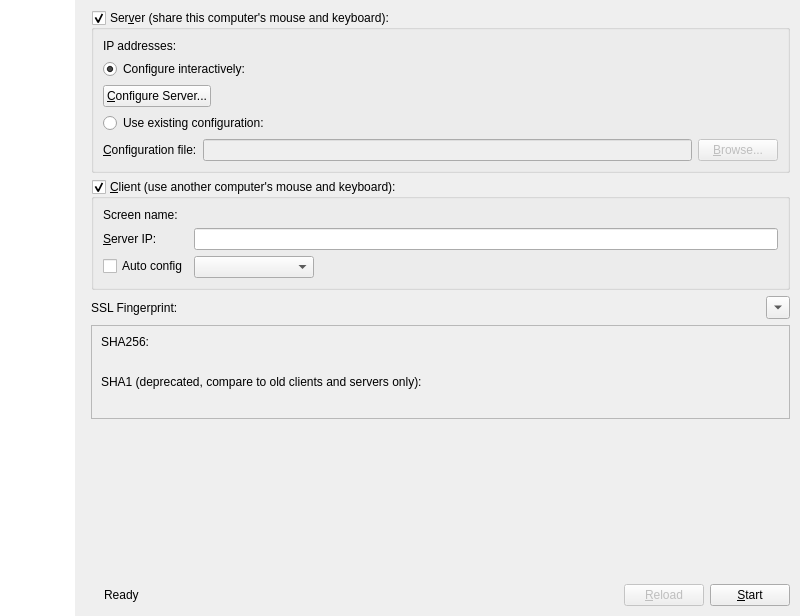
The window that src/gui/src/MainWindowBase.ui (SergeyGadzhilov/SKVM) describes before a commit, drawn with Qt 5.
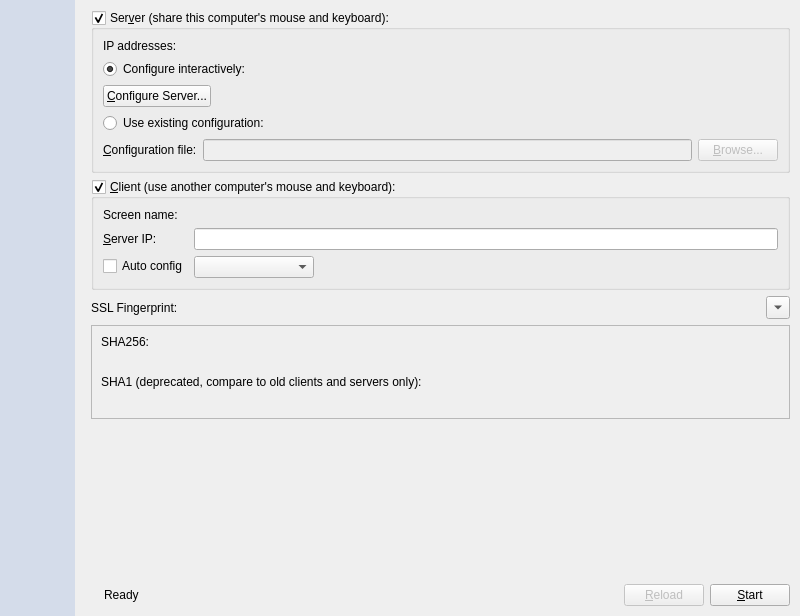
The same window after the commit. Icons and pictures are not drawn.

Commit message: Update sidebar background color

Diff of the .ui file:
```diff
--- a/src/gui/src/MainWindowBase.ui
+++ b/src/gui/src/MainWindowBase.ui
@@ -60,7 +60,7 @@
        </size>
       </property>
       <property name="styleSheet">
-       <string notr="true">background-color: rgb(255, 255, 255);</string>
+       <string notr="true">background-color: rgba(105, 145, 214, 0.2);</string>
       </property>
      </widget>
     </item>
```
